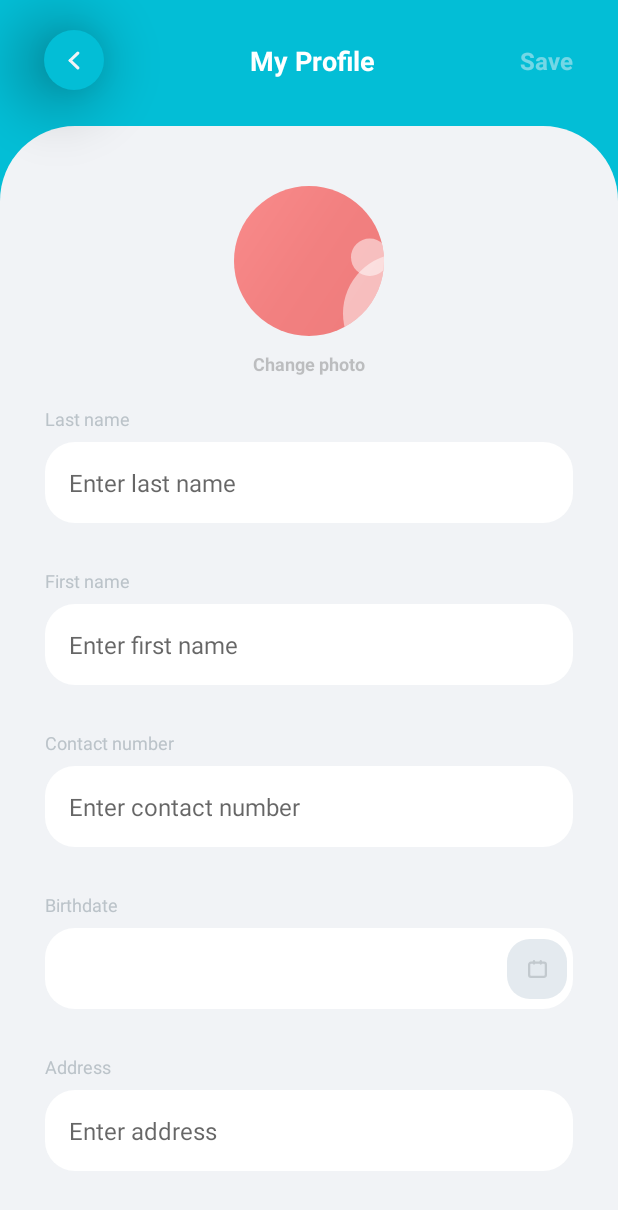
After one commit to jaimejazarenoiii/kwartracker-android, an Android app: the fragment EditProfileFragment shown on its own in the app's theme, on a phone screen of 412 x 824 dp. The commit adds this screen. Shown: the top 1210 px of the screen. Run offline under Robolectric (Android 15) with nearby library versions, the phone set to English and light mode, and no system bars; our stand-ins replace CircleImageView.

Commit message:
_ Create Edit Profile Ui - Create drawable background for clickable images - Add ic_calendar to drawable - Create styles for repetitive views

```diff
--- /dev/null
+++ b/app/src/main/java/com/kwartracker/android/profile/edit/ui/EditProfileFragment.kt
@@ -0,0 +1,20 @@
+package com.kwartracker.android.profile.edit.ui
+
+import android.os.Bundle
+import android.view.LayoutInflater
+import android.view.View
+import android.view.ViewGroup
+import androidx.fragment.app.Fragment
+import com.kwartracker.android.R
+
+class EditProfileFragment : Fragment() {
+
+    override fun onCreateView(
+        inflater: LayoutInflater,
+        container: ViewGroup?,
+        savedInstanceState: Bundle?
+    ): View? {
+        // Inflate the layout for this fragment
+        return inflater.inflate(R.layout.fragment_edit_profile, container, false)
+    }
+}
--- /dev/null
+++ b/app/src/main/res/drawable/bg_round_light_gray.xml
@@ -0,0 +1,11 @@
+<?xml version="1.0" encoding="utf-8" ?>
+<layer-list xmlns:android="http://schemas.android.com/apk/res/android">
+    <item>
+        <shape android:shape="rectangle" android:padding="14dp">
+            <solid android:color="@color/light_gray"/>
+            <corners
+                android:radius="15dp"/>
+        </shape>
+    </item>
+
+</layer-list>
--- /dev/null
+++ b/app/src/main/res/drawable/ic_calendar.xml
@@ -0,0 +1,23 @@
+<vector xmlns:android="http://schemas.android.com/apk/res/android"
+    android:width="12.544dp"
+    android:height="11.75dp"
+    android:viewportWidth="12.544"
+    android:viewportHeight="11.75">
+  <path
+      android:pathData="M2,1.776L10.544,1.776A1.25,1.25 0,0 1,11.794 3.026L11.794,9.75A1.25,1.25 0,0 1,10.544 11L2,11A1.25,1.25 0,0 1,0.75 9.75L0.75,3.026A1.25,1.25 0,0 1,2 1.776z"
+      android:strokeWidth="1.5"
+      android:fillColor="#00000000"
+      android:strokeColor="#c2c9ce"/>
+  <path
+      android:pathData="M3.953,0.75L3.953,2.335"
+      android:strokeWidth="1.5"
+      android:fillColor="#00000000"
+      android:strokeColor="#c2c9ce"
+      android:strokeLineCap="round"/>
+  <path
+      android:pathData="M8.433,0.75L8.433,2.335"
+      android:strokeWidth="1.5"
+      android:fillColor="#00000000"
+      android:strokeColor="#c2c9ce"
+      android:strokeLineCap="round"/>
+</vector>
--- /dev/null
+++ b/app/src/main/res/layout/fragment_edit_profile.xml
@@ -0,0 +1,231 @@
+<?xml version="1.0" encoding="utf-8"?>
+<androidx.constraintlayout.widget.ConstraintLayout xmlns:android="http://schemas.android.com/apk/res/android"
+    xmlns:app="http://schemas.android.com/apk/res-auto"
+    xmlns:tools="http://schemas.android.com/tools"
+    android:layout_width="match_parent"
+    android:layout_height="match_parent"
+    android:background="@color/app_color"
+    tools:context=".profile.ui.MyProfileFragment">
+
+    <androidx.appcompat.widget.AppCompatImageButton
+        android:id="@+id/btn_back"
+        android:layout_width="40dp"
+        android:layout_height="40dp"
+        android:layout_marginStart="29dp"
+        android:layout_marginTop="20dp"
+        android:background="@drawable/round_bg_ripple_blue"
+        android:clickable="true"
+        android:elevation="30dp"
+        android:focusable="true"
+        android:padding="12dp"
+        android:src="@drawable/ic_btn_back"
+        app:layout_constraintStart_toStartOf="parent"
+        app:layout_constraintTop_toTopOf="parent" />
+
+    <TextView
+        android:id="@+id/tv_title"
+        android:layout_width="0dp"
+        android:layout_height="wrap_content"
+        android:ellipsize="end"
+        android:gravity="center"
+        android:singleLine="true"
+        android:text="@string/title_my_profile"
+        android:textColor="@color/white"
+        android:textSize="18sp"
+        android:textStyle="bold"
+        app:layout_constraintBottom_toBottomOf="@+id/btn_back"
+        app:layout_constraintEnd_toStartOf="@+id/btn_add"
+        app:layout_constraintStart_toEndOf="@+id/btn_back"
+        app:layout_constraintTop_toTopOf="@+id/btn_back" />
+
+    <TextView
+        android:id="@+id/btn_add"
+        android:layout_width="wrap_content"
+        android:layout_height="wrap_content"
+        android:layout_marginEnd="30dp"
+        android:alpha=".48"
+        android:clickable="true"
+        android:focusable="true"
+        android:text="@string/lbl_save"
+        android:textColor="@color/semi_white"
+        android:textSize="16sp"
+        android:textStyle="bold"
+        app:layout_constraintBottom_toBottomOf="@id/btn_back"
+        app:layout_constraintEnd_toEndOf="parent"
+        app:layout_constraintStart_toEndOf="@+id/tv_title"
+        app:layout_constraintTop_toTopOf="@id/btn_back" />
+
+    <androidx.core.widget.NestedScrollView
+        android:id="@+id/nsv_contents"
+        android:layout_width="match_parent"
+        android:layout_height="0dp"
+        android:layout_marginTop="24dp"
+        android:background="@drawable/bg_white_round_top"
+        android:descendantFocusability="blocksDescendants"
+        app:layout_constraintBottom_toBottomOf="parent"
+        app:layout_constraintEnd_toEndOf="parent"
+        app:layout_constraintStart_toStartOf="parent"
+        app:layout_constraintTop_toBottomOf="@id/btn_back">
+
+        <androidx.constraintlayout.widget.ConstraintLayout
+            android:id="@+id/cl_edit_profile"
+            android:layout_width="match_parent"
+            android:layout_height="wrap_content">
+
+            <de.hdodenhof.circleimageview.CircleImageView
+                android:id="@+id/iv_"
+                android:layout_width="100dp"
+                android:layout_height="100dp"
+                android:layout_marginTop="40dp"
+                android:src="@drawable/wallet_bg_red"
+                app:layout_constraintEnd_toEndOf="parent"
+                app:layout_constraintStart_toStartOf="parent"
+                app:layout_constraintTop_toTopOf="parent" />
+
+            <TextView
+                android:id="@+id/tv_change_photo"
+                android:layout_width="wrap_content"
+                android:layout_height="wrap_content"
+                android:layout_marginTop="10dp"
+                android:alpha=".3"
+                android:text="@string/lbl_change_photo"
+                android:textColor="@color/dark_gray"
+                android:textSize="12sp"
+                android:textStyle="bold"
+                app:layout_constraintEnd_toEndOf="parent"
+                app:layout_constraintStart_toStartOf="parent"
+                app:layout_constraintTop_toBottomOf="@+id/iv_" />
+
+            <TextView
+                android:id="@+id/tv_last_name_label"
+                style="@style/style_labels"
+                android:layout_marginStart="30dp"
+                android:layout_marginTop="20dp"
+                android:text="@string/lbl_last_name"
+                app:layout_constraintEnd_toEndOf="parent"
+                app:layout_constraintHorizontal_bias="0.0"
+                app:layout_constraintStart_toStartOf="parent"
+                app:layout_constraintTop_toBottomOf="@id/tv_change_photo" />
+
+            <EditText
+                android:id="@+id/et_last_name"
+                style="@style/style_text_fields"
+                android:layout_marginTop="7dp"
+                android:layout_marginEnd="30dp"
+                android:autofillHints="@string/hint_last_name"
+                android:hint="@string/hint_last_name"
+                android:inputType="text"
+                app:layout_constraintEnd_toEndOf="parent"
+                app:layout_constraintStart_toStartOf="@+id/tv_last_name_label"
+                app:layout_constraintTop_toBottomOf="@+id/tv_last_name_label"
+                tools:text="Great" />
+
+            <TextView
+                android:id="@+id/tv_first_name_label"
+                style="@style/style_labels"
+                android:layout_marginStart="30dp"
+                android:layout_marginTop="30dp"
+                android:text="@string/lbl_first_name"
+                app:layout_constraintEnd_toEndOf="parent"
+                app:layout_constraintHorizontal_bias="0.0"
+                app:layout_constraintStart_toStartOf="parent"
+                app:layout_constraintTop_toBottomOf="@id/et_last_name" />
+
+            <EditText
+                android:id="@+id/et_first_name"
+                style="@style/style_text_fields"
+                android:layout_marginTop="7dp"
+                android:layout_marginEnd="30dp"
+                android:autofillHints="@string/hint_first_name"
+                android:hint="@string/hint_first_name"
+                android:inputType="text"
+                app:layout_constraintEnd_toEndOf="parent"
+                app:layout_constraintStart_toStartOf="@+id/tv_first_name_label"
+                app:layout_constraintTop_toBottomOf="@+id/tv_first_name_label"
+                tools:text="Jupilot" />
+
+            <TextView
+                android:id="@+id/tv_contact_number_label"
+                style="@style/style_labels"
+                android:layout_marginStart="30dp"
+                android:layout_marginTop="30dp"
+                android:text="@string/lbl_contact_number"
+                app:layout_constraintEnd_toEndOf="parent"
+                app:layout_constraintHorizontal_bias="0.0"
+                app:layout_constraintStart_toStartOf="parent"
+                app:layout_constraintTop_toBottomOf="@id/et_first_name" />
+
+            <EditText
+                android:id="@+id/et_contact_number"
+                style="@style/style_text_fields"
+                android:layout_marginTop="7dp"
+                android:layout_marginEnd="30dp"
+                android:autofillHints="@string/hint_contact_number"
+                android:hint="@string/hint_contact_number"
+                android:inputType="number"
+                app:layout_constraintEnd_toEndOf="parent"
+                app:layout_constraintStart_toStartOf="@+id/tv_contact_number_label"
+                app:layout_constraintTop_toBottomOf="@+id/tv_contact_number_label"
+                tools:text="09123456789" />
+
+            <TextView
+                android:id="@+id/tv_birthdate_label"
+                style="@style/style_labels"
+                android:layout_marginStart="30dp"
+                android:layout_marginTop="30dp"
+                android:text="@string/lbl_birthdate"
+                app:layout_constraintEnd_toEndOf="parent"
+                app:layout_constraintHorizontal_bias="0.0"
+                app:layout_constraintStart_toStartOf="parent"
+                app:layout_constraintTop_toBottomOf="@id/et_contact_number" />
+
+            <TextView
+                android:id="@+id/tv_birthdate"
+                style="@style/style_text_fields"
+                android:layout_marginTop="7dp"
+                android:layout_marginEnd="30dp"
+                app:layout_constraintEnd_toEndOf="parent"
+                app:layout_constraintStart_toStartOf="@+id/tv_birthdate_label"
+                app:layout_constraintTop_toBottomOf="@+id/tv_birthdate_label"
+                tools:text="01 / 01 / 1998" />
+
+            <ImageButton
+                android:layout_width="40dp"
+                android:layout_height="40dp"
+                android:layout_marginEnd="4dp"
+                android:background="@drawable/bg_round_light_gray"
+                android:src="@drawable/ic_calendar"
+                app:layout_constraintBottom_toBottomOf="@id/tv_birthdate"
+                app:layout_constraintEnd_toEndOf="@id/tv_birthdate"
+                app:layout_constraintTop_toTopOf="@id/tv_birthdate"
+                android:contentDescription="@string/lbl_birthdate" />
+
+            <TextView
+                android:id="@+id/tv_address_label"
+                style="@style/style_labels"
+                android:layout_marginStart="30dp"
+                android:layout_marginTop="30dp"
+                android:text="@string/lbl_address"
+                app:layout_constraintEnd_toEndOf="parent"
+                app:layout_constraintHorizontal_bias="0.0"
+                app:layout_constraintStart_toStartOf="parent"
+                app:layout_constraintTop_toBottomOf="@id/tv_birthdate" />
+
+            <EditText
+                android:id="@+id/et_address"
+                style="@style/style_text_fields"
+                android:layout_marginTop="7dp"
+                android:layout_marginEnd="30dp"
+                android:layout_marginBottom="30dp"
+                android:autofillHints="@string/hint_address"
+                android:hint="@string/hint_address"
+                android:inputType="text"
+                app:layout_constraintBottom_toBottomOf="parent"
+                app:layout_constraintEnd_toEndOf="parent"
+                app:layout_constraintStart_toStartOf="@+id/tv_address_label"
+                app:layout_constraintTop_toBottomOf="@+id/tv_address_label"
+                tools:text="@string/lbl_sample_address" />
+
+        </androidx.constraintlayout.widget.ConstraintLayout>
+    </androidx.core.widget.NestedScrollView>
+</androidx.constraintlayout.widget.ConstraintLayout>
--- a/app/src/main/res/layout/fragment_my_profile.xml
+++ b/app/src/main/res/layout/fragment_my_profile.xml
@@ -32,7 +32,7 @@
         android:ellipsize="end"
         android:gravity="center"
         android:singleLine="true"
-        android:text="@string/lbl_profile"
+        android:text="@string/title_my_profile"
         android:textColor="@color/white"
         android:textSize="18sp"
         android:textStyle="bold"
@@ -73,7 +73,7 @@
         app:layout_constraintTop_toBottomOf="@id/btn_back">
 
         <androidx.constraintlayout.widget.ConstraintLayout
-            android:id="@+id/cl_profile"
+            android:id="@+id/cl_edit_profile"
             android:layout_width="match_parent"
             android:layout_height="wrap_content">
 
--- a/app/src/main/res/values/strings.xml
+++ b/app/src/main/res/values/strings.xml
@@ -30,11 +30,11 @@
     <string name="title_add_transaction">Add Transaction</string>
     <string name="title_transactions">Transactions</string>
     <string name="title_view_all"><u>View All</u></string>
+    <string name="title_my_profile">My Profile</string>
     <string name="title_target_amount">to target amount</string>
     <string name="title_target_date">to target date</string>
 
     // Profile
-    <string name="lbl_profile">My Profile</string>
     <string name="lbl_sample_name">Jupilot D. Great</string>
     <string name="lbl_contact_number">Contact number</string>
     <string name="lbl_birthdate">Birthdate</string>
@@ -43,7 +43,12 @@
     <string name="lbl_sample_birthdate">January 01, 1998</string>
     <string name="lbl_sample_address">2F ESY Bldg, corner Ma Cristina St and Juana Osmeña St, Cebu City, Cebu, Philippines 6000</string>
     <string name="lbl_change_photo">Change photo</string>
-
-
+    <string name="lbl_save">Save</string>
+    <string name="lbl_last_name">Last name</string>
+    <string name="lbl_first_name">First name</string>
+    <string name="hint_last_name">Enter last name</string>
+    <string name="hint_first_name">Enter first name</string>
+    <string name="hint_contact_number">Enter contact number</string>
+    <string name="hint_address">Enter address</string>
 
 </resources>
--- a/app/src/main/res/values/themes.xml
+++ b/app/src/main/res/values/themes.xml
@@ -13,4 +13,22 @@
         <item name="android:statusBarColor" tools:targetApi="l">?attr/colorPrimaryVariant</item>
         <!-- Customize your theme here. -->
     </style>
+
+    <style name="style_labels" parent="Widget.AppCompat.TextView">
+        <item name="android:layout_width">wrap_content</item>
+        <item name="android:layout_height">wrap_content</item>
+        <item name="android:textColor">@color/gray</item>
+        <item name="android:textSize">12sp</item>
+    </style>
+
+    <style name="style_text_fields" parent="Widget.AppCompat.EditText">
+        <item name="android:layout_width">0dp</item>
+        <item name="android:layout_height">wrap_content</item>
+        <item name="android:background">@drawable/edittext_bg_round_corner</item>
+        <item name="elevation">18dp</item>
+        <item name="android:ems">10</item>
+        <item name="android:padding">16dp</item>
+        <item name="android:textColor">@color/dark_gray</item>
+        <item name="android:textSize">16sp</item>
+    </style>
 </resources>
```
